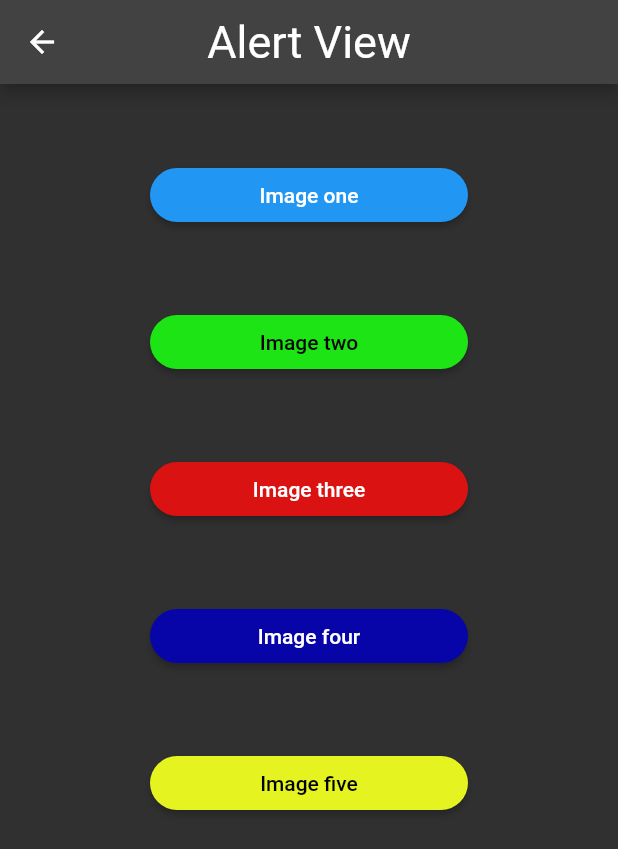
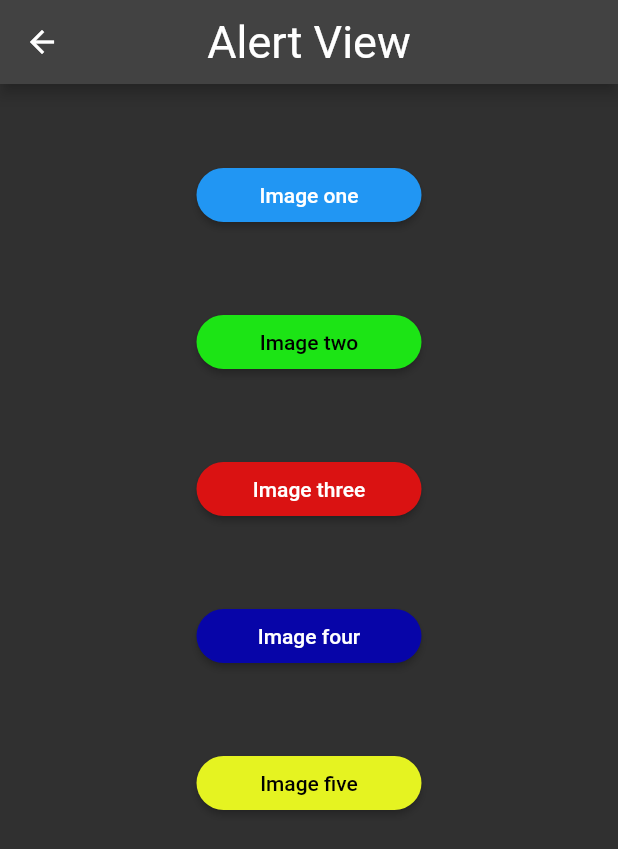
Before and after one commit to DeijoseDevelop/proyecto_flutter_LSV, a Flutter app: the AlertView screen opened by its route, on a phone screen of 412 x 824 dp. Shown: the top 849 px of the screen. Run offline on Flutter 3.47's test engine with Material 2 defaults, Android fonts, the phone set to English and light mode, and no system bars.

Commit message:
se modificó el ancho de los botones de la alert view y se centraron

```diff
--- a/lib/src/view/alert_view.dart
+++ b/lib/src/view/alert_view.dart
@@ -23,10 +23,12 @@ class AlertView extends StatelessWidget {
         centerTitle: true,
         titleTextStyle: const TextStyle(fontSize: 30),
       ),
-      body: Container(
-          margin: const EdgeInsets.only(left: 100.0, right: 100.0,),
+      body: Center(
+        child: Container(
+          width: 150.0,
           child: _list(context, urls)
         ),
+      ),
       );
   }
 
```
